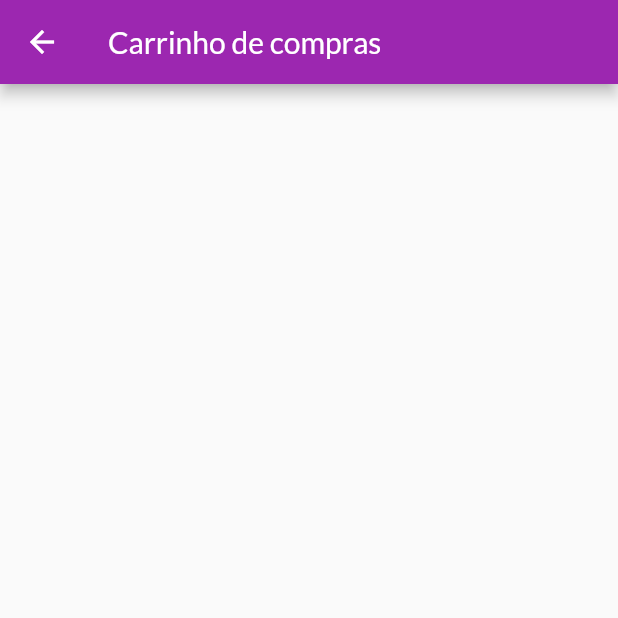
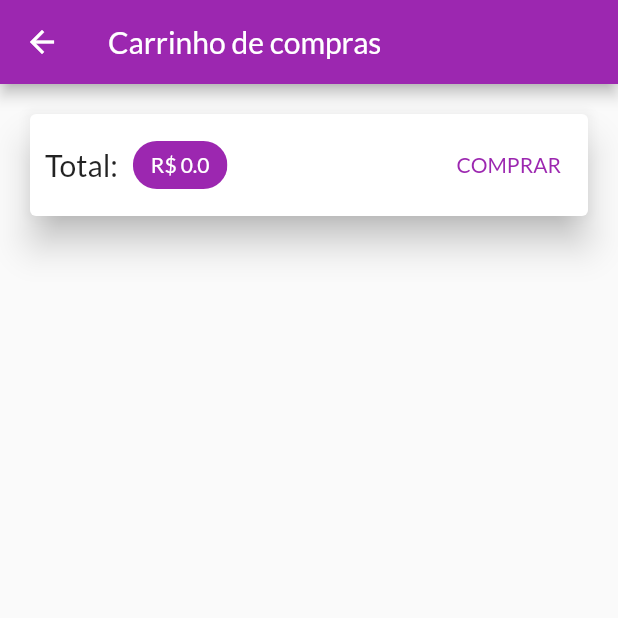
Before and after one commit to WellysonP/Shopw2, a Flutter app: the CartPage screen opened by its route, on a phone screen of 412 x 824 dp, the top half of it. Run offline on Flutter 3.47's test engine with Material 2 defaults, Android fonts, the phone set to English and light mode, and no system bars; network calls fail.

Commit message:
Definido tela de carrinho e configurado para mostrar preço total dos itens acumulados totalAcount

```diff
--- a/lib/pages/cart_page.dart
+++ b/lib/pages/cart_page.dart
@@ -1,4 +1,5 @@
 import 'package:flutter/material.dart';
+import 'package:provider/provider.dart';
 import 'package:shop2/models/cart_item.dart';
 import '../models/cart.dart';
 
@@ -7,10 +8,50 @@ class CartPage extends StatelessWidget {
 
   @override
   Widget build(BuildContext context) {
+    final Cart cart = Provider.of(context);
     return Scaffold(
       appBar: AppBar(
         title: Text("Carrinho de compras"),
       ),
+      body: Column(
+        children: [
+          Card(
+            margin: EdgeInsets.all(20),
+            elevation: 10,
+            child: Padding(
+              padding: const EdgeInsets.all(10),
+              child: Row(
+                mainAxisAlignment: MainAxisAlignment.spaceBetween,
+                // mainAxisAlignment: MainAxisAlignment.center
+                children: [
+                  Text(
+                    "Total:",
+                    style: TextStyle(fontSize: 20),
+                  ),
+                  SizedBox(
+                    width: 10,
+                  ),
+                  Chip(
+                    backgroundColor: Theme.of(context).colorScheme.primary,
+                    label: Text(
+                      "R\$ ${cart.totalAmount}",
+                      style: TextStyle(
+                        color:
+                            Theme.of(context).primaryTextTheme.headline6?.color,
+                      ),
+                    ),
+                  ),
+                  Spacer(),
+                  TextButton(
+                    onPressed: () {},
+                    child: Text("COMPRAR"),
+                  )
+                ],
+              ),
+            ),
+          )
+        ],
+      ),
     );
   }
 }
```
